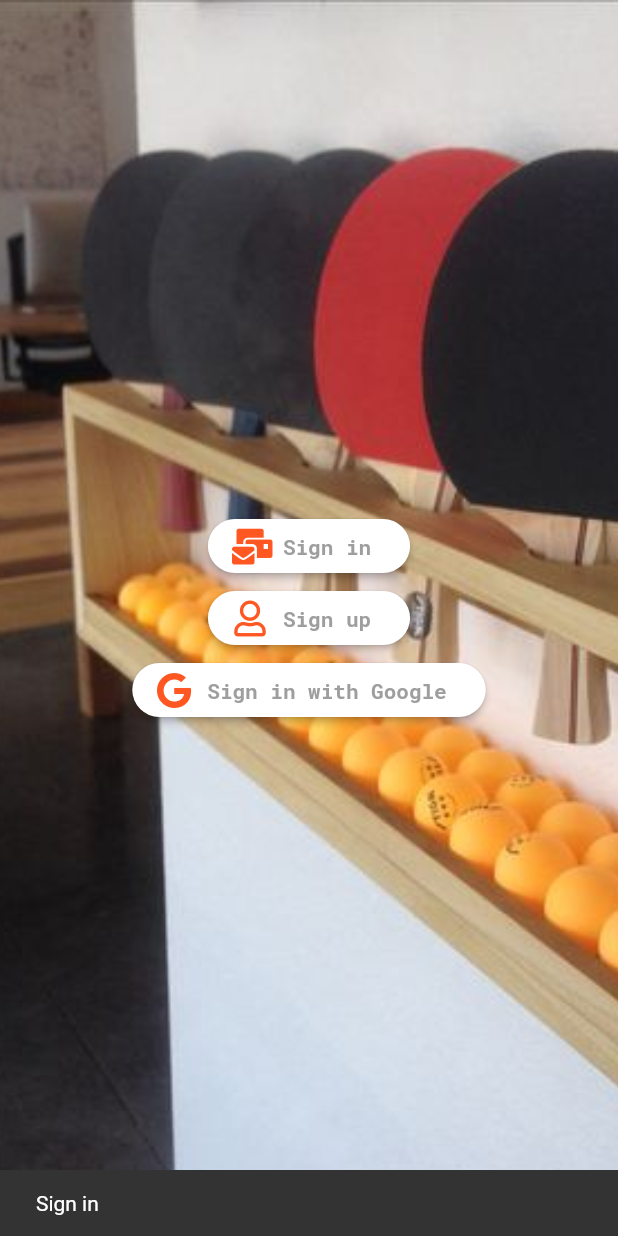
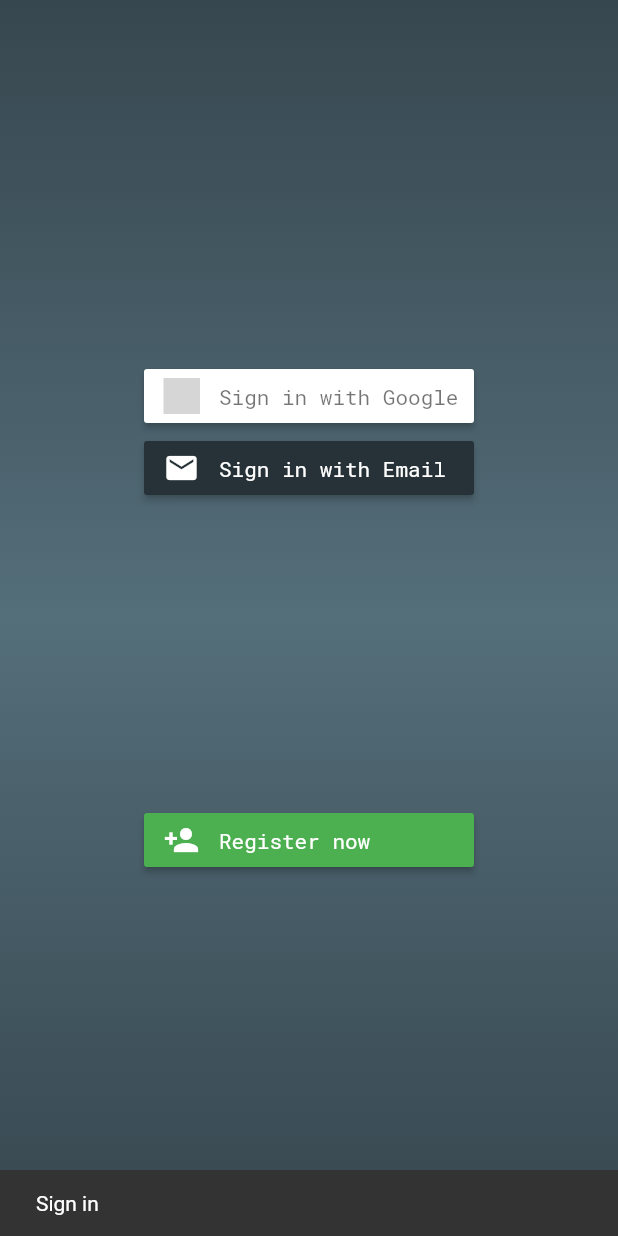
Before and after one commit to CristianFAlexa/SapRanks, a Flutter app: the screen it shows after launch, after a tap on "Sign in with Google", on a phone screen of 412 x 824 dp. Run offline on Flutter 3.47's test engine with Material 2 defaults, Android fonts, the phone set to English and light mode, and no system bars; our stand-ins replace cloud_firestore, firebase_auth, firebase_core, firebase_database, flutter_signin_button, font_awesome_flutter and 2 more; accounts and stored records are empty; grey boxes are pictures that could not be loaded.

Commit message:
Updated sign in with google to treat new user case, added gradient, replaced old buttons with signInButtons.

```diff
--- a/lib/view/welcome.dart
+++ b/lib/view/welcome.dart
@@ -5,7 +5,8 @@ import 'package:bored/view/home.dart';
 import 'package:cloud_firestore/cloud_firestore.dart';
 import 'package:firebase_auth/firebase_auth.dart';
 import 'package:flutter/material.dart';
-import 'package:font_awesome_flutter/font_awesome_flutter.dart';
+import 'package:flutter_signin_button/button_view.dart';
+import 'package:flutter_signin_button/flutter_signin_button.dart';
 import 'package:google_sign_in/google_sign_in.dart';
 
 final FirebaseAuth firebaseAuth = FirebaseAuth.instance;
@@ -27,14 +28,29 @@ class _WelcomeState extends State<Welcome> {
         await googleUser.authentication;
     final AuthCredential credential = GoogleAuthProvider.getCredential(
         idToken: googleAuth.idToken, accessToken: googleAuth.accessToken);
-    // todo: why doesn't it persist in fb
     final FirebaseUser user =
         (await firebaseAuth.signInWithCredential(credential)).user;
-    await db.collection('users').document(user.uid).setData(
-        new UserModel(user.uid, user.email, 'newbie', 'user_role').toJson());
+
+    final userDocument = db.collection('users').document(user.uid);
+    userDocument.get().then((snapshot) async => {
+          // ignore: sdk_version_ui_as_code
+          if (!snapshot.exists)
+            {
+              await userDocument.setData(new UserModel(
+                      user.uid,
+                      user.email,
+                      'newbie',
+                      'user_role',
+                      null,
+                      user.email.substring(0, 3),
+                      0,
+                      0,
+                      0)
+                  .toJson())
+            }
+        });
     Navigator.push(
         context, MaterialPageRoute(builder: (context) => Home(user: user)));
-    //return user;
   }
 
   @override
@@ -44,11 +60,17 @@ class _WelcomeState extends State<Welcome> {
         builder: (context) => Stack(
           children: <Widget>[
             new Container(
-              decoration: new BoxDecoration(
-                image: new DecorationImage(
-                  image: new AssetImage("assets/images/pingpong.jpg"),
-                  fit: BoxFit.cover,
-                ),
+              decoration: BoxDecoration(
+                gradient: LinearGradient(
+                    begin: Alignment.topCenter,
+                    end: Alignment.bottomCenter,
+                    colors: [
+                      Colors.blueGrey[800],
+                      Colors.blueGrey[700],
+                      Colors.blueGrey[600],
+                      Colors.blueGrey[700],
+                      Colors.blueGrey[800],
+                    ]),
               ),
             ),
             new Center(
@@ -56,80 +78,20 @@ class _WelcomeState extends State<Welcome> {
                 mainAxisAlignment: MainAxisAlignment.center,
                 crossAxisAlignment: CrossAxisAlignment.center,
                 children: <Widget>[
-                  RaisedButton(
-                    shape: RoundedRectangleBorder(
-                      borderRadius: BorderRadius.circular(30.0),
-                    ),
+                  SignInButton(Buttons.Google, onPressed: () => _signWithGoogle(context)),
+                  SignInButtonBuilder(
+                    text: 'Sign in with Email',
+                    icon: Icons.email,
                     onPressed: toLogin,
-                    color: const Color(0xFFFFFFFF),
-                    child: new Row(
-                      mainAxisSize: MainAxisSize.min,
-                      children: <Widget>[
-                        Icon(
-                          FontAwesomeIcons.mailBulk,
-                          color: Colors.deepOrange,
-                        ),
-                        new Container(
-                            padding: EdgeInsets.only(left: 10.0, right: 10.0),
-                            child: new Text(
-                              "Sign in",
-                              style: TextStyle(
-                                  color: Colors.grey,
-                                  fontWeight: FontWeight.bold),
-                            )),
-                      ],
-                    ),
+                    backgroundColor: Colors.blueGrey[900],
                   ),
-                  RaisedButton(
-                    shape: RoundedRectangleBorder(
-                      borderRadius: BorderRadius.circular(30.0),
-                    ),
+                  SizedBox(height: 200,),
+                  SignInButtonBuilder(
+                    text: 'Register now',
+                    icon: Icons.person_add,
                     onPressed: toRegister,
-                    color: const Color(0xFFFFFFFF),
-                    child: new Row(
-                      mainAxisSize: MainAxisSize.min,
-                      children: <Widget>[
-                        Icon(
-                          FontAwesomeIcons.user,
-                          color: Colors.deepOrange,
-                        ),
-                        new Container(
-                            padding: EdgeInsets.only(left: 10.0, right: 10.0),
-                            child: new Text(
-                              "Sign up",
-                              style: TextStyle(
-                                  color: Colors.grey,
-                                  fontWeight: FontWeight.bold),
-                            )),
-                      ],
-                    ),
+                    backgroundColor: Colors.green,
                   ),
-                  RaisedButton(
-                    onPressed: () => _signWithGoogle(context),
-                    //.then((FirebaseUser user) => print(user))
-                    // .catchError((e) => print(e)),
-                    shape: RoundedRectangleBorder(
-                      borderRadius: BorderRadius.circular(30.0),
-                    ),
-                    color: const Color(0xFFFFFFFF),
-                    child: new Row(
-                      mainAxisSize: MainAxisSize.min,
-                      children: <Widget>[
-                        Icon(
-                          FontAwesomeIcons.google,
-                          color: Colors.deepOrange,
-                        ),
-                        new Container(
-                            padding: EdgeInsets.only(left: 10.0, right: 10.0),
-                            child: new Text(
-                              "Sign in with Google",
-                              style: TextStyle(
-                                  color: Colors.grey,
-                                  fontWeight: FontWeight.bold),
-                            )),
-                      ],
-                    ),
-                  )
                 ],
               ),
             )
```
